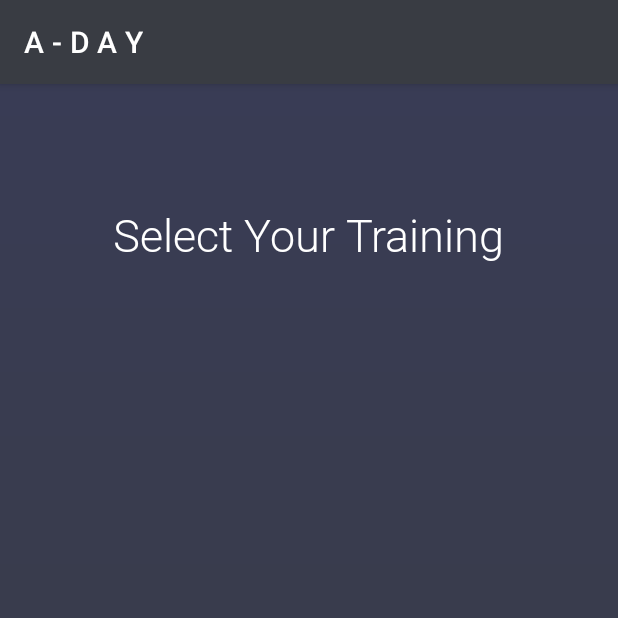
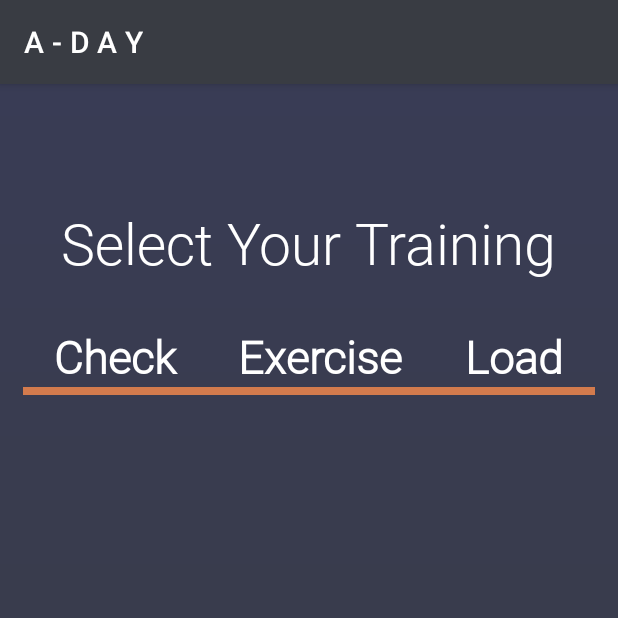
Before and after one commit to matsouto/workoutplanner, an Android app: the Lats screen opened directly, with no data from a screen before it, on a phone screen of 412 x 824 dp, the top half of it. Run offline under Robolectric (Android 15) with nearby library versions, the phone set to English and light mode, and no system bars.

Commit message:
recycler test

```diff
--- a/app/src/main/res/layout/activity_lats.xml
+++ b/app/src/main/res/layout/activity_lats.xml
@@ -14,14 +14,64 @@
         android:layout_centerHorizontal="true"
         android:layout_marginTop="80dp"
         android:fontFamily="@font/roboto_light"
-        android:text="Select Your Training"
+        android:text="@string/lats_Title"
         android:textColor="@color/white"
-        android:textSize="30dp" />
+        android:textSize="38sp" />
 
-    <androidx.recyclerview.widget.RecyclerView
-        android:id="@+id/lats_list"
+    <TableLayout
+        android:id="@+id/training_table"
         android:layout_width="match_parent"
         android:layout_height="match_parent"
-        android:layout_below="@+id/select_training" />
+        android:layout_below="@+id/select_training"
+        android:layout_marginStart="15dp"
+        android:layout_marginTop="30dp"
+        android:layout_marginEnd="15dp"
+        android:layout_marginBottom="15dp"
+        android:stretchColumns="1,2,3">
 
+        <TableRow>
+
+            <TextView
+                android:layout_column="1"
+                android:fontFamily="@font/roboto_light"
+                android:gravity="center"
+                android:text="@string/check"
+                android:textAlignment="center"
+                android:textColor="@color/white"
+                android:textSize="30sp"
+                android:textStyle="bold" />
+
+            <TextView
+                android:layout_column="2"
+                android:fontFamily="@font/roboto_light"
+                android:gravity="center"
+                android:text="@string/exercise"
+                android:textAlignment="center"
+                android:textColor="@color/white"
+                android:textSize="30sp"
+                android:textStyle="bold" />
+
+            <TextView
+                android:layout_column="3"
+                android:fontFamily="@font/roboto_light"
+                android:gravity="center"
+                android:text="@string/load"
+                android:textAlignment="center"
+                android:textColor="@color/white"
+                android:textSize="30sp"
+                android:textStyle="bold" />
+        </TableRow>
+
+        <View
+            android:id="@+id/div_line"
+            android:layout_height="5dp"
+            android:background="@color/app_orange" />
+
+        <androidx.recyclerview.widget.RecyclerView
+            android:id="@+id/recycler_view"
+            android:layout_marginTop="15dp"
+            android:layout_width="match_parent"
+            android:layout_height="wrap_content" />
+
+    </TableLayout>
 </RelativeLayout>
--- a/app/src/main/res/values/strings.xml
+++ b/app/src/main/res/values/strings.xml
@@ -1,3 +1,7 @@
 <resources>
     <string name="app_name">Workout App</string>
+    <string name="lats_Title">Select Your Training</string>
+    <string name="check">Check</string>
+    <string name="exercise">Exercise</string>
+    <string name="load">Load</string>
 </resources>
```
